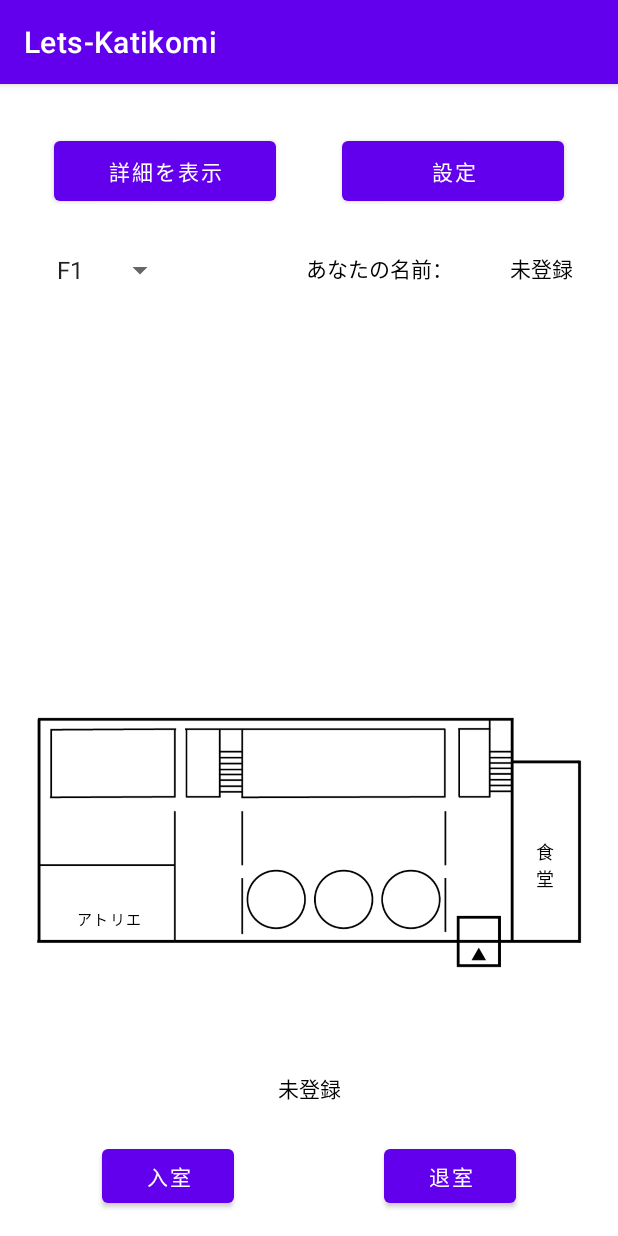
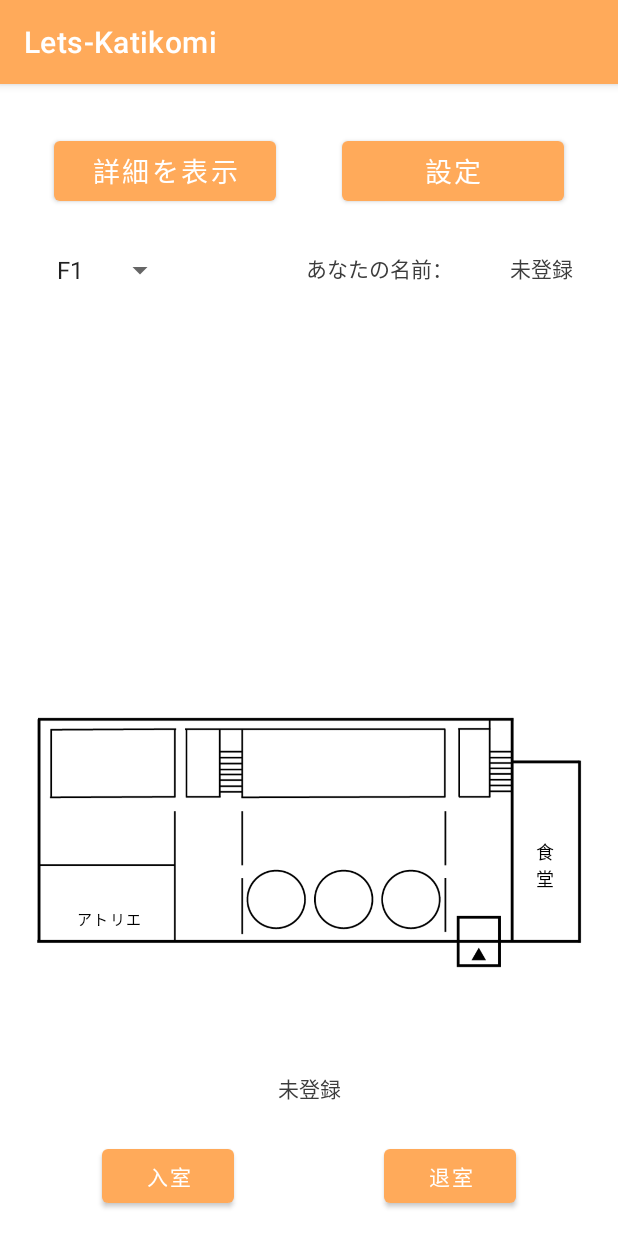
Before and after one commit to FunLocks/team2008, an Android app: the screen it shows after launch (MainActivity), on a phone screen of 412 x 824 dp. Run offline under Robolectric (Android 15) with nearby library versions, the phone set to English and light mode, and no system bars; our stand-ins replace Firebase (no records; nobody signed in at launch, a user with empty details on screens opened directly).

Commit message:
[add]#30 アイコン変更、デザイン

```diff
--- /dev/null
+++ b/Lets-Katikomi/app/src/main/res/drawable/button_state.xml
@@ -0,0 +1,5 @@
+<?xml version="1.0" encoding="utf-8"?>
+<selector xmlns:android="http://schemas.android.com/apk/res/android">
+    <item android:color="#C87618" android:state_pressed="true"/>
+    <item android:color="@color/efgh"/>
+</selector>
--- a/Lets-Katikomi/app/src/main/res/layout/activity_detail.xml
+++ b/Lets-Katikomi/app/src/main/res/layout/activity_detail.xml
@@ -14,6 +14,7 @@
         android:layout_marginTop="32dp"
         android:onClick="onButtonTappedMD"
         android:text="@string/detailTOmap"
+        app:backgroundTint="@drawable/button_state"
         app:layout_constraintStart_toStartOf="parent"
         app:layout_constraintTop_toTopOf="parent" />
 
@@ -25,6 +26,7 @@
         android:layout_marginEnd="36dp"
         android:onClick="onButtonTappedDS"
         android:text="@string/detailTOsetting"
+        app:backgroundTint="@drawable/button_state"
         app:layout_constraintEnd_toEndOf="parent"
         app:layout_constraintTop_toTopOf="parent" />
 
--- a/Lets-Katikomi/app/src/main/res/layout/activity_main.xml
+++ b/Lets-Katikomi/app/src/main/res/layout/activity_main.xml
@@ -1,11 +1,13 @@
 <?xml version="1.0" encoding="utf-8"?>
-<androidx.constraintlayout.widget.ConstraintLayout xmlns:android="http://schemas.android.com/apk/res/android"
+<androidx.constraintlayout.widget.ConstraintLayout
+    xmlns:android="http://schemas.android.com/apk/res/android"
     xmlns:app="http://schemas.android.com/apk/res-auto"
     xmlns:tools="http://schemas.android.com/tools"
     android:layout_width="match_parent"
     android:layout_height="match_parent"
+    android:background="@color/white"
+    android:shape="rectangle"
     tools:context=".MainActivity">
-
 
     <Button
         android:id="@+id/MtoD"
@@ -15,6 +17,9 @@
         android:layout_marginTop="32dp"
         android:onClick="onButtonTappedMD"
         android:text="@string/mapTOdetail"
+        android:textColor="#FFFFFF"
+        android:textSize="18sp"
+        app:backgroundTint="@drawable/button_state"
         app:layout_constraintStart_toStartOf="parent"
         app:layout_constraintTop_toTopOf="parent" />
 
@@ -24,6 +29,7 @@
         android:layout_width="wrap_content"
         android:layout_height="wrap_content"
         android:contentDescription="@string/todo"
+        app:backgroundTint="#fbfaf5"
         app:layout_constraintBottom_toBottomOf="parent"
         app:layout_constraintEnd_toEndOf="parent"
         app:layout_constraintHorizontal_bias="0.0"
@@ -40,6 +46,7 @@
         android:layout_marginTop="28dp"
         android:entries="@array/arrayFloor"
         android:spinnerMode="dialog"
+        android:textColor="#3c3c3c"
         app:layout_constraintStart_toStartOf="parent"
         app:layout_constraintTop_toBottomOf="@+id/MtoD" />
 
@@ -51,6 +58,9 @@
         android:layout_marginEnd="36dp"
         android:onClick="onButtonTappedMS"
         android:text="@string/mapTOsetting"
+        android:textColor="#FFFFFFFF"
+        android:textSize="18sp"
+        app:backgroundTint="@drawable/button_state"
         app:layout_constraintEnd_toEndOf="parent"
         app:layout_constraintTop_toTopOf="parent" />
 
@@ -62,7 +72,7 @@
         android:layout_marginEnd="30dp"
         android:gravity="right"
         android:text="username"
-        android:textColor="#000000"
+        android:textColor="#3c3c3c"
         android:textSize="14sp"
         app:layout_constraintEnd_toEndOf="parent"
         app:layout_constraintTop_toBottomOf="@+id/MtoS" />
@@ -75,6 +85,8 @@
         android:layout_marginBottom="16dp"
         android:onClick="onClickEnter"
         android:text="入室"
+        android:textColor="#FFFFFF"
+        app:backgroundTint="@drawable/button_state"
         app:layout_constraintBottom_toBottomOf="parent"
         app:layout_constraintStart_toStartOf="parent" />
 
@@ -86,6 +98,8 @@
         android:layout_marginBottom="16dp"
         android:onClick="onClickLeave"
         android:text="退室"
+        android:textColor="#FFFFFFFF"
+        app:backgroundTint="@drawable/button_state"
         app:layout_constraintBottom_toBottomOf="parent"
         app:layout_constraintEnd_toEndOf="parent" />
 
@@ -95,7 +109,7 @@
         android:layout_height="wrap_content"
         android:layout_marginBottom="24dp"
         android:text="選択された部屋"
-        android:textColor="#000000"
+        android:textColor="#3c3c3c"
         app:layout_constraintBottom_toTopOf="@+id/getoutRoom"
         app:layout_constraintEnd_toEndOf="@+id/mapView"
         app:layout_constraintStart_toStartOf="@+id/mapView" />
@@ -106,7 +120,7 @@
         android:layout_height="wrap_content"
         android:layout_marginTop="28dp"
         android:text="あなたの名前："
-        android:textColor="#000000"
+        android:textColor="#3c3c3c"
         app:layout_constraintEnd_toStartOf="@+id/username"
         app:layout_constraintTop_toBottomOf="@+id/MtoS" />
 
@@ -131,8 +145,8 @@
         android:layout_width="81dp"
         android:layout_height="42dp"
         android:background="#00FFFFFF"
+        android:gravity="center"
         android:onClick="onClickAtelier"
-        android:gravity="center"
         android:text="@string/アトリエ"
         android:textColor="@color/black"
         android:textSize="10sp"
--- a/Lets-Katikomi/app/src/main/res/layout/activity_setting.xml
+++ b/Lets-Katikomi/app/src/main/res/layout/activity_setting.xml
@@ -15,6 +15,7 @@
         android:layout_marginTop="32dp"
         android:onClick="onButtonTappedMS"
         android:text="@string/settingTOmap"
+        app:backgroundTint="@drawable/button_state"
         app:layout_constraintStart_toStartOf="parent"
         app:layout_constraintTop_toTopOf="parent" />
 
@@ -26,6 +27,7 @@
         android:layout_marginEnd="36dp"
         android:onClick="onButtonTappedDS"
         android:text="@string/settingTOdetail"
+        app:backgroundTint="@drawable/button_state"
         app:layout_constraintEnd_toEndOf="parent"
         app:layout_constraintTop_toTopOf="parent" />
 
@@ -49,6 +51,7 @@
         android:layout_height="wrap_content"
         android:layout_marginTop="20dp"
         android:text="保存"
+        app:backgroundTint="@drawable/button_state"
         app:layout_constraintEnd_toEndOf="@+id/name"
         app:layout_constraintStart_toStartOf="@+id/name"
         app:layout_constraintTop_toBottomOf="@+id/name" />
--- a/Lets-Katikomi/app/src/main/res/values/colors.xml
+++ b/Lets-Katikomi/app/src/main/res/values/colors.xml
@@ -7,4 +7,9 @@
     <color name="teal_700">#FF018786</color>
     <color name="black">#FF000000</color>
     <color name="white">#FFFFFFFF</color>
+    <color name="abcd">#C87618</color>
+    <color name="efgh">#FFAA5A</color>
+    <color name="ijkl">#FBFAF5</color>
+    <color name="mnop">#616864</color>
+    <color name="map_kage">#6b6b6b</color>
 </resources>
--- a/Lets-Katikomi/app/src/main/res/values/themes.xml
+++ b/Lets-Katikomi/app/src/main/res/values/themes.xml
@@ -2,8 +2,8 @@
     <!-- Base application theme. -->
     <style name="Theme.LetsKatikomi" parent="Theme.MaterialComponents.DayNight.DarkActionBar">
         <!-- Primary brand color. -->
-        <item name="colorPrimary">@color/purple_500</item>
-        <item name="colorPrimaryVariant">@color/purple_700</item>
+        <item name="colorPrimary">@color/efgh</item>
+        <item name="colorPrimaryVariant">@color/abcd</item>
         <item name="colorOnPrimary">@color/white</item>
         <!-- Secondary brand color. -->
         <item name="colorSecondary">@color/teal_200</item>
```
Also changed, not shown: Lets-Katikomi/app/src/main/res/mipmap-hdpi/ic_launcher.png, Lets-Katikomi/app/src/main/res/mipmap-hdpi/ic_launcher_round.png, Lets-Katikomi/app/src/main/res/mipmap-mdpi/ic_launcher.png, Lets-Katikomi/app/src/main/res/mipmap-mdpi/ic_launcher_round.png, Lets-Katikomi/app/src/main/res/mipmap-xhdpi/ic_launcher.png, Lets-Katikomi/app/src/main/res/mipmap-xhdpi/ic_launcher_round.png, Lets-Katikomi/app/src/main/res/mipmap-xxhdpi/ic_launcher.png, Lets-Katikomi/app/src/main/res/mipmap-xxhdpi/ic_launcher_round.png, Lets-Katikomi/app/src/main/res/mipmap-xxxhdpi/ic_launcher.png, Lets-Katikomi/app/src/main/res/mipmap-xxxhdpi/ic_launcher_round.png.
